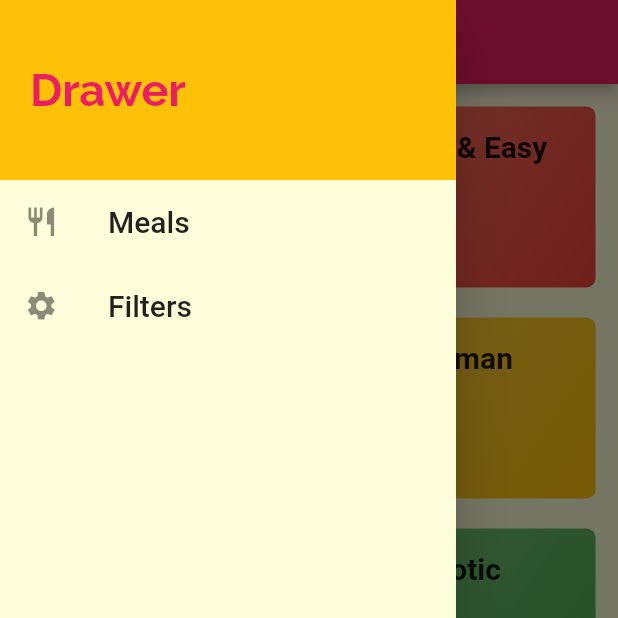
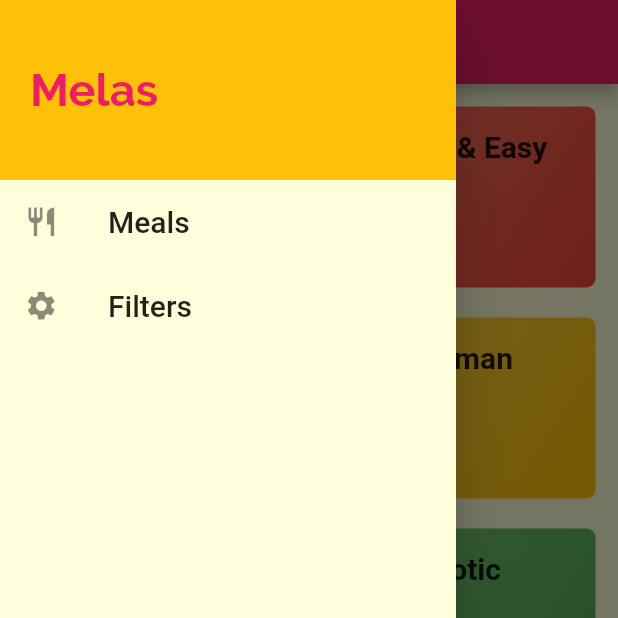
Before and after one commit to khaled-alghamdi97/Meals-App, a Flutter app: the screen it shows after launch, with the side drawer open, on a phone screen of 412 x 824 dp, the top half of it. Run offline on Flutter 3.47's test engine with Material 2 defaults, Android fonts, the phone set to English and light mode, and no system bars; Roboto replaces fonts that are missing (RobotoCondensed).

Commit message:
testing workflow

```diff
--- a/lib/screens/main_drawer.dart
+++ b/lib/screens/main_drawer.dart
@@ -28,7 +28,7 @@ class MainDrawer extends StatelessWidget {
             width: double.infinity,
             color: Theme.of(context).accentColor,
             child: Text(
-              "Drawer",
+              "Melas",
               style: TextStyle(
                   color: Theme.of(context).primaryColor,
                   fontSize: 30,
```
Also changed, not shown: pubspec.lock.
